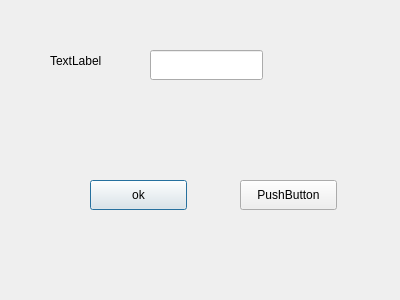
The window that chat_Client/midw/addsubgroup.ui (heluxi/Chat) describes before a commit, drawn with Qt 5.
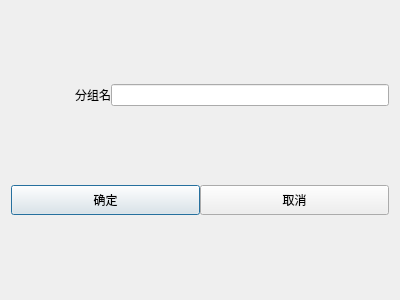
The same window after the commit. Icons and pictures are not drawn.

Patch:
```diff
--- a/chat_Client/midw/addsubgroup.ui
+++ b/chat_Client/midw/addsubgroup.ui
@@ -13,56 +13,77 @@
   <property name="windowTitle">
    <string>Dialog</string>
   </property>
-  <widget class="QLabel" name="lb_name">
-   <property name="geometry">
-    <rect>
-     <x>50</x>
-     <y>50</y>
-     <width>71</width>
-     <height>22</height>
-    </rect>
-   </property>
-   <property name="text">
-    <string>TextLabel</string>
-   </property>
-  </widget>
-  <widget class="QLineEdit" name="le_name">
-   <property name="geometry">
-    <rect>
-     <x>150</x>
-     <y>50</y>
-     <width>113</width>
-     <height>30</height>
-    </rect>
-   </property>
-  </widget>
+  <property name="windowIcon">
+   <iconset resource="../res.qrc">
+    <normaloff>:/res/images/group_hover.png</normaloff>:/res/images/group_hover.png</iconset>
+  </property>
+  <layout class="QGridLayout" name="gridLayout">
+   <item row="1" column="0">
+    <layout class="QHBoxLayout" name="horizontalLayout_2">
+     <property name="spacing">
+      <number>0</number>
+     </property>
+     <item>
   <widget class="QPushButton" name="btn_ok">
-   <property name="geometry">
-    <rect>
-     <x>90</x>
-     <y>180</y>
-     <width>97</width>
+       <property name="minimumSize">
+        <size>
+         <width>0</width>
      <height>30</height>
-    </rect>
+        </size>
    </property>
    <property name="text">
-    <string>ok</string>
-   </property>
-  </widget>
+        <string>确定</string>
+       </property>
+      </widget>
+     </item>
+     <item>
   <widget class="QPushButton" name="btn_cancel">
-   <property name="geometry">
-    <rect>
-     <x>240</x>
-     <y>180</y>
-     <width>97</width>
+       <property name="minimumSize">
+        <size>
+         <width>0</width>
      <height>30</height>
-    </rect>
+        </size>
    </property>
    <property name="text">
-    <string>PushButton</string>
-   </property>
-  </widget>
- </widget>
- <resources/>
+        <string>取消</string>
+       </property>
+      </widget>
+     </item>
+    </layout>
+   </item>
+   <item row="0" column="0">
+    <layout class="QHBoxLayout" name="horizontalLayout">
+     <property name="spacing">
+      <number>0</number>
+     </property>
+     <item>
+      <widget class="QLabel" name="lb_name">
+       <property name="minimumSize">
+        <size>
+         <width>100</width>
+         <height>0</height>
+        </size>
+       </property>
+       <property name="styleSheet">
+        <string notr="true">font: 12pt &quot;Noto Sans&quot;;</string>
+       </property>
+       <property name="text">
+        <string>分组名</string>
+       </property>
+       <property name="alignment">
+        <set>Qt::AlignRight|Qt::AlignTrailing|Qt::AlignVCenter</set>
+       </property>
+      </widget>
+     </item>
+     <item>
+      <widget class="QLineEdit" name="le_name"/>
+     </item>
+    </layout>
+   </item>
+  </layout>
+ </widget>
+ <resources>
+  <include location="../res.qrc"/>
+ </resources>
  <connections/>
 </ui>
```
Left out of the diff: 2 changed lines with no effect on the pictures. Lines whose indentation alone changed are shown as unchanged.
